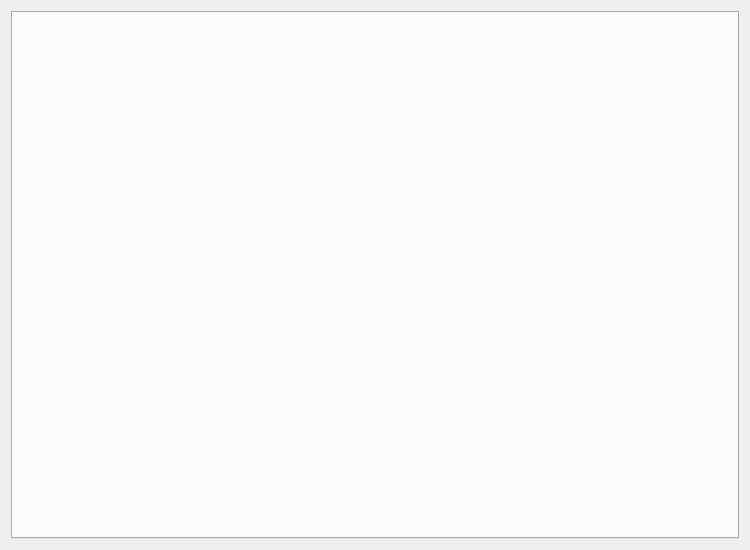
Qt form companion_operation/ui_assets/dashboard.ui (Arean82/Synora_Studio) before a commit.
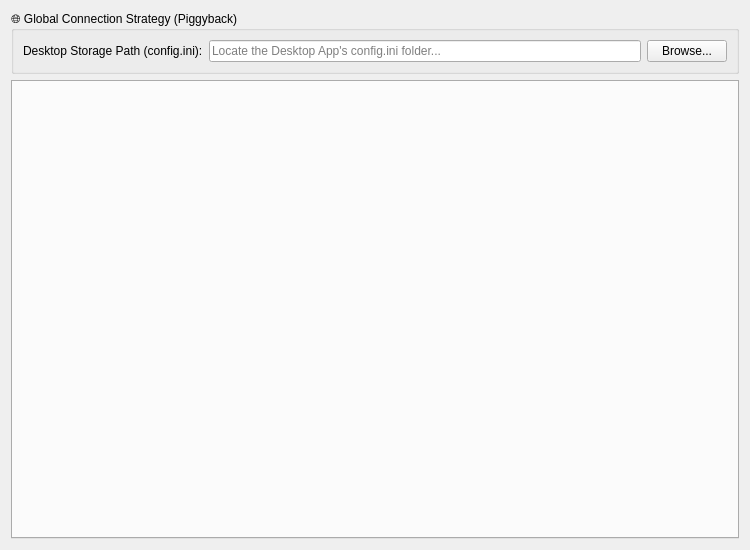
The same form after that commit.

Commit message: feat(architecture): implement global SSH tunnel piggybacking & remote admin security

```diff
--- a/companion_operation/ui_assets/dashboard.ui
+++ b/companion_operation/ui_assets/dashboard.ui
@@ -14,6 +14,39 @@
    <string>Administrator Dashboard - Migration &amp; Services</string>
   </property>
   <layout class="QVBoxLayout" name="verticalLayout">
+   <item>
+    <widget class="QGroupBox" name="globalConfigGroup">
+     <property name="title">
+      <string>🌐 Global Connection Strategy (Piggyback)</string>
+     </property>
+     <layout class="QHBoxLayout" name="horizontalLayout_config">
+      <item>
+       <widget class="QLabel" name="label_desktop_path">
+        <property name="text">
+         <string>Desktop Storage Path (config.ini):</string>
+        </property>
+       </widget>
+      </item>
+      <item>
+       <widget class="QLineEdit" name="input_desktop_path">
+        <property name="readOnly">
+         <bool>false</bool>
+        </property>
+        <property name="placeholderText">
+         <string>Locate the Desktop App's config.ini folder...</string>
+        </property>
+       </widget>
+      </item>
+      <item>
+       <widget class="QPushButton" name="btn_browse_desktop">
+        <property name="text">
+         <string>Browse...</string>
+        </property>
+       </widget>
+      </item>
+     </layout>
+    </widget>
+   </item>
    <item>
     <widget class="QTabWidget" name="mainTabs">
      <property name="currentIndex">
```
The commit also changes 30 other files.
